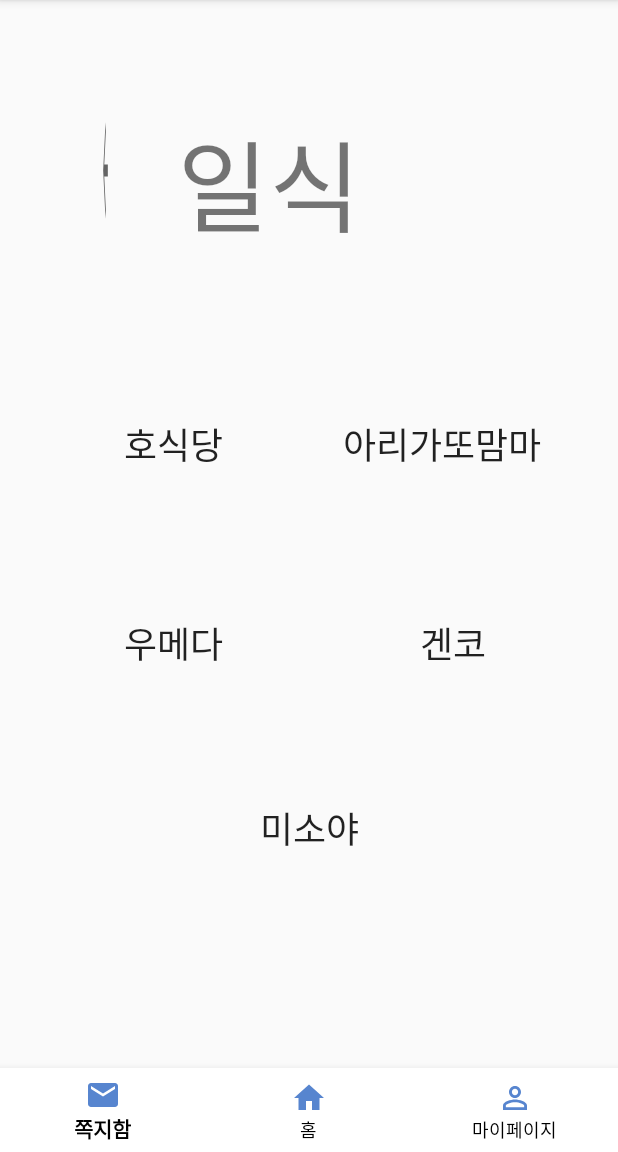
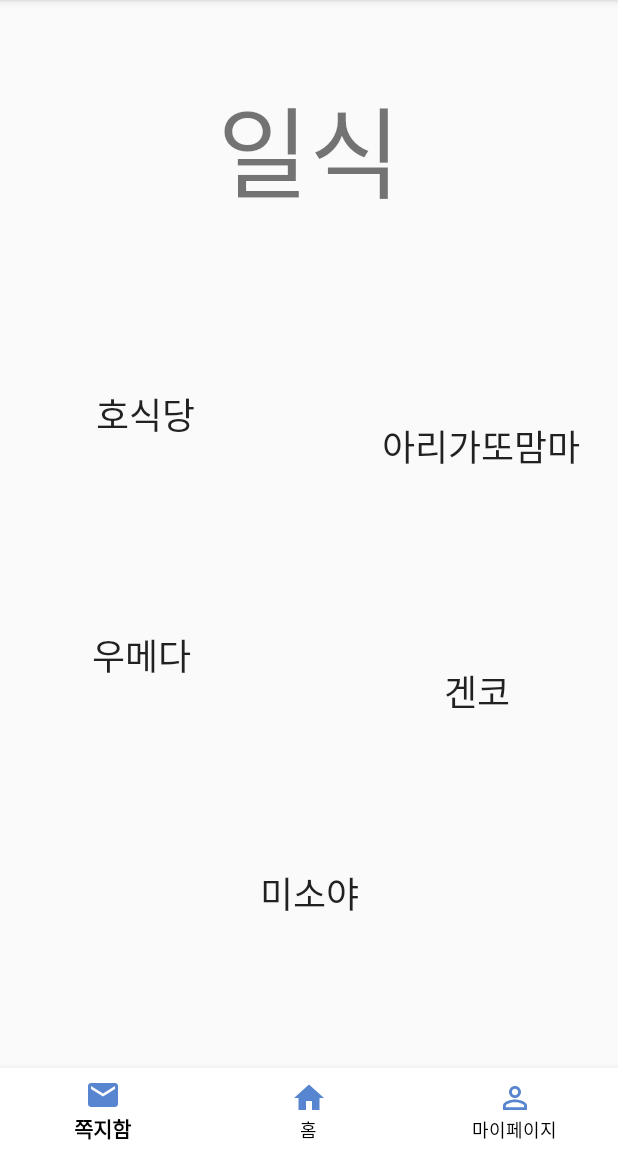
Before and after one commit to jiwon0297/Android, an Android app: the JapaneseActivity screen opened directly, with no data from a screen before it, on a phone screen of 412 x 824 dp, the part 84-1236 px from its top. Run offline under Robolectric (Android 15) with nearby library versions, the light colour scheme and no system bars.

Commit message:
Revert "a"
This reverts commit 0ad27c9a4a83e1ad2b9e9084aaf2d4d8d5baea38.

```diff
--- a/app/src/main/java/com/example/myapplication/restaurant/CafeActivity.java
+++ b/app/src/main/java/com/example/myapplication/restaurant/CafeActivity.java
@@ -99,10 +99,4 @@ public class CafeActivity extends AppCompatActivity {
 
     public void creative(View view) {
     }
-
-    public void restaurant(View view) {
-        Toast.makeText(this,"식당 화면으로 이동합니다.",Toast.LENGTH_LONG).show();
-        Intent intent = new Intent(this, RestaurantActivity.class);
-        startActivity(intent);
-    }
 }
--- a/app/src/main/java/com/example/myapplication/restaurant/ChineseActivity.java
+++ b/app/src/main/java/com/example/myapplication/restaurant/ChineseActivity.java
@@ -91,10 +91,4 @@ public class ChineseActivity extends AppCompatActivity {
 
     public void hongban(View view) {
     }
-
-    public void restaurant(View view) {
-        Toast.makeText(this,"식당 화면으로 이동합니다.",Toast.LENGTH_LONG).show();
-        Intent intent = new Intent(this, RestaurantActivity.class);
-        startActivity(intent);
-    }
 }
--- a/app/src/main/java/com/example/myapplication/restaurant/KoreanActivity.java
+++ b/app/src/main/java/com/example/myapplication/restaurant/KoreanActivity.java
@@ -103,10 +103,4 @@ public class KoreanActivity extends AppCompatActivity {
 
     public void redpipe(View view) {
     }
-
-    public void restaurant(View view) {
-        Toast.makeText(this,"식당 화면으로 이동합니다.",Toast.LENGTH_LONG).show();
-        Intent intent = new Intent(this, RestaurantActivity.class);
-        startActivity(intent);
-    }
 }
--- a/app/src/main/res/layout/activity_japanese.xml
+++ b/app/src/main/res/layout/activity_japanese.xml
@@ -10,129 +10,130 @@
         android:id="@+id/textView"
         android:layout_width="wrap_content"
         android:layout_height="wrap_content"
-        android:layout_marginTop="7dp"
-        android:layout_marginEnd="171dp"
+        android:layout_marginStart="100dp"
+        android:layout_marginTop="50dp"
+        android:layout_marginEnd="100dp"
         android:fontFamily="monospace"
         android:text="일식"
         android:textSize="100px"
+        app:layout_constraintBottom_toTopOf="@+id/textView2"
         app:layout_constraintEnd_toEndOf="parent"
-        app:layout_constraintStart_toEndOf="@+id/button32"
-        app:layout_constraintTop_toTopOf="@+id/button32" />
+        app:layout_constraintStart_toStartOf="parent"
+        app:layout_constraintTop_toTopOf="parent" />
 
     <Button
         android:id="@+id/button27"
-        android:layout_width="0dp"
+        android:layout_width="160dp"
         android:layout_height="100dp"
-        android:layout_marginStart="35dp"
-        android:layout_marginEnd="19dp"
-        android:background="#00ff0000"
+        android:layout_marginStart="32dp"
+        android:layout_marginTop="100dp"
+        android:layout_marginEnd="32dp"
+        android:layout_marginBottom="35dp"
         android:clickable="true"
         android:fadingEdge="horizontal|vertical"
         android:fontFamily="monospace"
         android:onClick="hosikdang"
         android:text="호식당"
         android:textSize="24sp"
-        app:layout_constraintBaseline_toBaselineOf="@+id/button28"
+        android:background="#00ff0000"
+        app:layout_constraintBottom_toTopOf="@+id/button29"
         app:layout_constraintEnd_toStartOf="@+id/button28"
-        app:layout_constraintStart_toStartOf="parent" />
+        app:layout_constraintHorizontal_bias="0.0"
+        app:layout_constraintStart_toStartOf="parent"
+        app:layout_constraintTop_toBottomOf="@+id/textView" />
 
     <Button
         android:id="@+id/button28"
-        android:layout_width="0dp"
-        android:layout_height="0dp"
-        android:layout_marginEnd="37dp"
-        android:layout_marginBottom="36dp"
-        android:background="#00ff0000"
+        android:layout_width="160dp"
+        android:layout_height="100dp"
+        android:layout_marginStart="32dp"
+        android:layout_marginTop="96dp"
+        android:layout_marginEnd="27dp"
+        android:layout_marginBottom="35dp"
         android:clickable="true"
         android:fadingEdge="horizontal|vertical"
         android:fontFamily="monospace"
         android:onClick="mama"
         android:text="아리가또맘마"
         android:textSize="24sp"
+        android:background="#00ff0000"
         app:layout_constraintBottom_toTopOf="@+id/button30"
         app:layout_constraintEnd_toEndOf="parent"
         app:layout_constraintStart_toEndOf="@+id/button27"
-        app:layout_constraintTop_toBottomOf="@+id/button32" />
+        app:layout_constraintTop_toBottomOf="@+id/textView" />
 
     <Button
         android:id="@+id/button29"
-        android:layout_width="0dp"
+        android:layout_width="160dp"
         android:layout_height="100dp"
-        android:layout_marginStart="35dp"
-        android:layout_marginEnd="26dp"
-        android:background="#00ff0000"
+        android:layout_marginStart="32dp"
+        android:layout_marginTop="25dp"
+        android:layout_marginEnd="32dp"
+        android:layout_marginBottom="37dp"
         android:clickable="true"
         android:fadingEdge="horizontal|vertical"
         android:fontFamily="monospace"
         android:onClick="umeda"
         android:text="우메다"
         android:textSize="24sp"
-        app:layout_constraintBaseline_toBaselineOf="@+id/button30"
+        android:background="#00ff0000"
+        app:layout_constraintBottom_toTopOf="@+id/button31"
         app:layout_constraintEnd_toStartOf="@+id/button30"
-        app:layout_constraintStart_toStartOf="parent" />
+        app:layout_constraintStart_toStartOf="parent"
+        app:layout_constraintTop_toBottomOf="@+id/button27" />
 
     <Button
         android:id="@+id/button30"
-        android:layout_width="0dp"
-        android:layout_height="0dp"
-        android:layout_marginEnd="30dp"
-        android:layout_marginBottom="27dp"
-        android:background="#00ff0000"
+        android:layout_width="160dp"
+        android:layout_height="100dp"
+        android:layout_marginStart="32dp"
+        android:layout_marginTop="25dp"
+        android:layout_marginEnd="32dp"
+        android:layout_marginBottom="32dp"
         android:clickable="true"
         android:fadingEdge="horizontal|vertical"
         android:fontFamily="monospace"
         android:onClick="kenko"
         android:text="겐코"
         android:textSize="24sp"
+        android:background="#00ff0000"
         app:layout_constraintBottom_toTopOf="@+id/button31"
         app:layout_constraintEnd_toEndOf="parent"
+        app:layout_constraintHorizontal_bias="0.0"
         app:layout_constraintStart_toEndOf="@+id/button29"
-        app:layout_constraintTop_toBottomOf="@+id/button28" />
+        app:layout_constraintTop_toBottomOf="@+id/button28"
+        app:layout_constraintVertical_bias="0.217" />
 
     <Button
         android:id="@+id/button31"
         android:layout_width="160dp"
-        android:layout_height="0dp"
-        android:layout_marginBottom="111dp"
-        android:background="#00ff0000"
+        android:layout_height="100dp"
+        android:layout_marginStart="125dp"
+        android:layout_marginTop="21dp"
+        android:layout_marginEnd="126dp"
+        android:layout_marginBottom="90dp"
         android:clickable="true"
         android:fadingEdge="horizontal|vertical"
         android:fontFamily="monospace"
         android:onClick="misoya"
         android:text="미소야"
         android:textSize="24sp"
+        android:background="#00ff0000"
         app:layout_constraintBottom_toTopOf="@+id/bottomNavi"
         app:layout_constraintEnd_toEndOf="parent"
         app:layout_constraintStart_toStartOf="parent"
-        app:layout_constraintTop_toBottomOf="@+id/button30"
+        app:layout_constraintTop_toBottomOf="@+id/button29"
         tools:ignore="OnClick" />
-
-    <Button
-        android:id="@+id/button32"
-        android:layout_width="0dp"
-        android:layout_height="0dp"
-        android:layout_marginStart="68dp"
-        android:layout_marginTop="65dp"
-        android:layout_marginEnd="45dp"
-        android:layout_marginBottom="86dp"
-        android:background="?attr/actionModeCloseDrawable"
-        android:onClick="restaurant"
-        app:layout_constraintBottom_toTopOf="@+id/button28"
-        app:layout_constraintEnd_toStartOf="@+id/textView"
-        app:layout_constraintStart_toStartOf="parent"
-        app:layout_constraintTop_toTopOf="parent" />
 
     <com.google.android.material.bottomnavigation.BottomNavigationView
         android:id="@+id/bottomNavi"
-        android:layout_width="0dp"
+        android:layout_width="match_parent"
         android:layout_height="wrap_content"
         app:itemBackground="@android:color/white"
         app:itemIconTint="#5785CF"
         app:itemTextColor="#000000"
         app:layout_constraintBottom_toBottomOf="parent"
-        app:layout_constraintEnd_toEndOf="parent"
-        app:layout_constraintStart_toStartOf="parent"
-        app:layout_constraintTop_toBottomOf="@+id/button31"
-        app:menu="@menu/menu_bottomnavigationview" />
+        app:menu="@menu/menu_bottomnavigationview"
+        tools:layout_editor_absoluteX="16dp" />
 
 </androidx.constraintlayout.widget.ConstraintLayout>
```
Also changed, not shown: app/src/main/java/com/example/myapplication/restaurant/JapaneseActivity.java (+0 -7 lines), app/src/main/res/layout/activity_cafe.xml (+0 -11 lines), app/src/main/res/layout/activity_chinese.xml (+0 -9 lines), app/src/main/res/layout/activity_korean.xml (+0 -9 lines).
